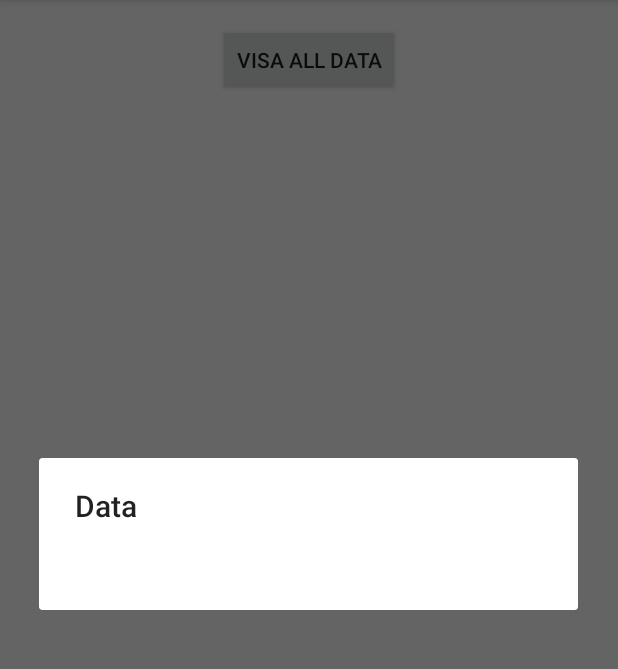
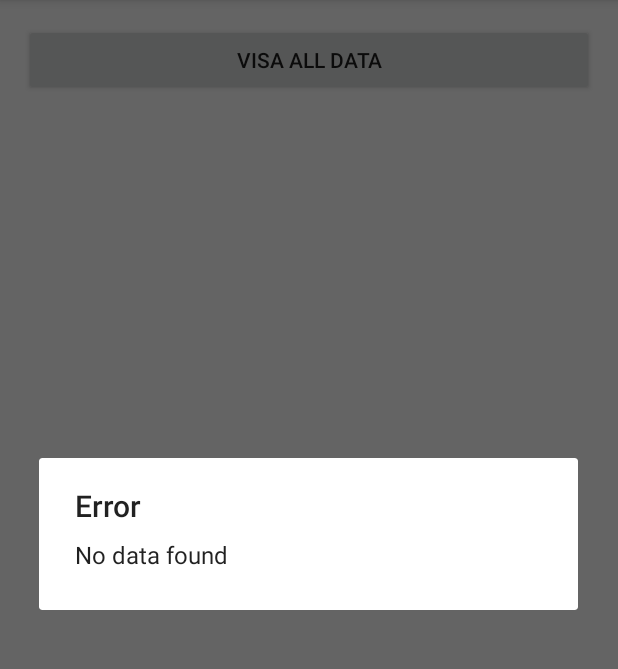
Before and after one commit to Jesjah131/GolfHit, an Android app: the DashboardActivity screen opened directly, with no data from a screen before it, after a tap on "VISA ALL DATA", on a phone screen of 412 x 824 dp, the part 84-753 px from its top. Run offline under Robolectric (Android 15) with nearby library versions, the phone set to English and light mode, and no system bars; libraries missing offline, so code that uses them is left out: com.github.mikephil.charting.

```diff
--- a/app/src/main/java/com/example/jegge/test2/DashboardActivity.java
+++ b/app/src/main/java/com/example/jegge/test2/DashboardActivity.java
@@ -19,73 +19,19 @@ import java.util.ArrayList;
 
 public class DashboardActivity extends AppCompatActivity {
 
-    DatabaseHelper myDb;
     BarChart barChart;
     Button btnViewAll;
+    DatabaseHelper myDb;
+
     @Override
     protected void onCreate(Bundle savedInstanceState) {
 
         super.onCreate(savedInstanceState);
         setContentView(R.layout.activity_dashboard);
+        myDb = new DatabaseHelper(this);
         btnViewAll = (Button)findViewById(R.id.btnShowAllData);
         viewAll();
 
-/*
-        barChart = (BarChart) findViewById(R.id.bargraph);
-
-        ArrayList<BarEntry> yVals = new ArrayList<BarEntry>();
-
-        for (int i = 0; i < myDb.queryYData().size(); i++)
-            yVals.add(new BarEntry(myDb.queryYData().get(i), i));
-
-        ArrayList<String> xVals = new ArrayList<String>();
-        for(int i = 0; i < myDb.queryXData().size(); i++)
-            xVals.add(myDb.queryXData().get(i));
-
-        BarDataSet dataSet = new BarDataSet(yVals, "expense values");
-        dataSet.setColors(ColorTemplate.COLORFUL_COLORS);
-
-        BarData data = new BarData(xVals, dataSet);
-
-
-        LimitLine line = new LimitLine(12f, "average daily expense");
-        line.setTextSize(12f);
-        line.setLineWidth(4f);
-        YAxis leftAxis = barChart.getAxisLeft();
-        leftAxis.addLimitLine(line);
-
-        barChart.setData(data);
-        barChart.setDescription("The expenses chart.");
-        barChart.animateY(2000);
-
-        super.onCreate(savedInstanceState);
-        setContentView(R.layout.activity_dashboard);
-
-        barChart = (BarChart) findViewById(R.id.bargraph);
-
-        ArrayList<BarEntry> barEntries = new ArrayList<>();
-        barEntries.add(new BarEntry(44f,0));
-        barEntries.add(new BarEntry(88f,1));
-        barEntries.add(new BarEntry(66f,2));
-        barEntries.add(new BarEntry(12f,3));
-        barEntries.add(new BarEntry(19f,4));
-        barEntries.add(new BarEntry(91f,5));
-        BarDataSet barDataSet = new BarDataSet(barEntries,"Dates");
-
-        ArrayList<String> theDates = new ArrayList<>();
-        theDates.add("April");
-        theDates.add("May");
-        theDates.add("June");
-        theDates.add("July");
-        theDates.add("August");
-        theDates.add("September");
-
-        BarData theData = new BarData(barDataSet);
-        barChart.setData(theData);
-
-        barChart.setTouchEnabled(false);
-        barChart.setDragEnabled(false);
-        barChart.setScaleEnabled(false);*/
     }
 
     public void viewAll(){
@@ -101,7 +47,10 @@ public class DashboardActivity extends AppCompatActivity {
 
                         StringBuffer buffer = new StringBuffer();
                         while (res.moveToNext()){
-                            buffer.append("Id :" + res.getString(1)+"\n");
+                            buffer.append("\nKlubba: " + res.getString(1)+"\n");
+                            buffer.append("Avstånd: " + res.getString(2)+"\n");
+                            buffer.append("Vind: " + res.getString(3)+"\n");
+                            buffer.append("Träff: " + res.getString(4)+"\n----------");
                         }
 
                         showMessage("Data",buffer.toString());
--- a/app/src/main/java/com/example/jegge/test2/DatabaseHelper.java
+++ b/app/src/main/java/com/example/jegge/test2/DatabaseHelper.java
@@ -13,12 +13,14 @@ import java.util.ArrayList;
  */
 public class DatabaseHelper extends SQLiteOpenHelper {
 
-    private static final int DATABASE_VERSION = 1;
+    private static final int DATABASE_VERSION = 2;
     private static final String DATABASE_NAME = "Database.db";
     protected static final String FIRST_TABLE_NAME = "golfhit_table";
     public static final String COL_1 = "ID";
     public static final String COL_2 = "CLUB";
     public static final String COL_3 = "DISTANCE";
+    public static final String COL_4 = "WIND";
+    public static final String COL_5 = "HIT";
 
 
     public DatabaseHelper(Context context) {
@@ -28,7 +30,7 @@ public class DatabaseHelper extends SQLiteOpenHelper {
 
     @Override
     public void onCreate(SQLiteDatabase db) {
-        db.execSQL("create table " + FIRST_TABLE_NAME +" (ID INTEGER PRIMARY KEY AUTOINCREMENT, CLUB STRING, DISTANCE STRING);");
+        db.execSQL("create table " + FIRST_TABLE_NAME +" (ID INTEGER PRIMARY KEY AUTOINCREMENT, CLUB STRING, DISTANCE STRING, WIND STRING, HIT STRING);");
         //db.close();
     }
 
@@ -40,11 +42,13 @@ public class DatabaseHelper extends SQLiteOpenHelper {
         onCreate(db);
     }
 
-    public boolean insertData(String club, String distance){
+    public boolean insertData(String club, String distance, String wind, String hit){
         SQLiteDatabase db = this.getWritableDatabase();
         ContentValues contentValues = new ContentValues();
         contentValues.put(COL_2,club);
         contentValues.put(COL_3,distance);
+        contentValues.put(COL_4,wind);
+        contentValues.put(COL_5,hit);
 
         long result = db.insert(FIRST_TABLE_NAME,null,contentValues);
         if (result == -1)
--- a/app/src/main/java/com/example/jegge/test2/HitActivity.java
+++ b/app/src/main/java/com/example/jegge/test2/HitActivity.java
@@ -20,7 +20,7 @@ import java.io.FileOutputStream;
 public class HitActivity extends AppCompatActivity {
 
     DatabaseHelper myDb;
-    EditText editClub, editDistance;
+    EditText editClub, editDistance, editWind, editHit;
     Button buttonSaveHit;
 
     @Override
@@ -32,6 +32,8 @@ public class HitActivity extends AppCompatActivity {
 
         editClub = (EditText)findViewById(R.id.clubText);
         editDistance = (EditText)findViewById(R.id.distanceText);
+        editWind = (EditText)findViewById(R.id.windText);
+        editHit = (EditText)findViewById(R.id.hitText);
         buttonSaveHit = (Button)findViewById(R.id.btnSaveHit);
         AddData();
     }
@@ -41,7 +43,7 @@ public class HitActivity extends AppCompatActivity {
                new View.OnClickListener(){
                    @Override
                    public void onClick(View v){
-                       boolean isInserted = myDb.insertData(editClub.getText().toString(), editDistance.getText().toString());
+                       boolean isInserted = myDb.insertData(editClub.getText().toString(), editDistance.getText().toString(), editWind.getText().toString(), editHit.getText().toString());
 
                        if(isInserted == true)
                            Toast.makeText(HitActivity.this,"Data Inserted",Toast.LENGTH_LONG).show();
--- a/app/src/main/res/layout/activity_dashboard.xml
+++ b/app/src/main/res/layout/activity_dashboard.xml
@@ -16,5 +16,8 @@
         android:text="Visa all data"
         android:id="@+id/btnShowAllData"
         android:layout_alignParentTop="true"
-        android:layout_centerHorizontal="true" />
+        android:layout_alignParentLeft="true"
+        android:layout_alignParentStart="true"
+        android:layout_alignParentRight="true"
+        android:layout_alignParentEnd="true" />
 </RelativeLayout>
```
Also changed, not shown: app/src/main/res/layout/activity_hit.xml (+4 -4 lines).
